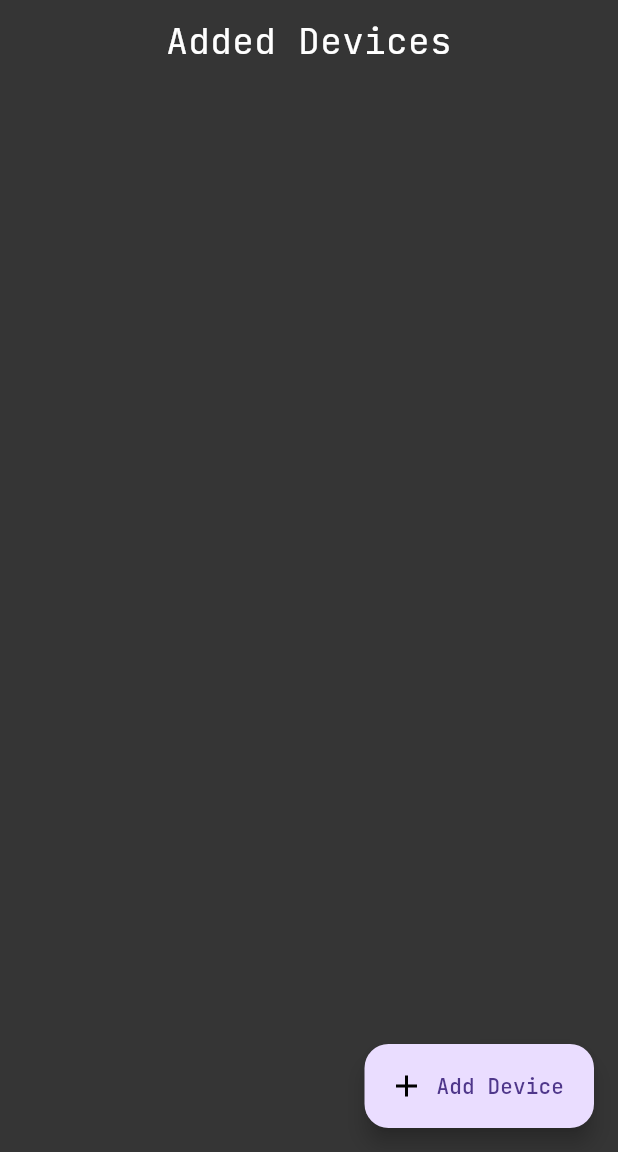
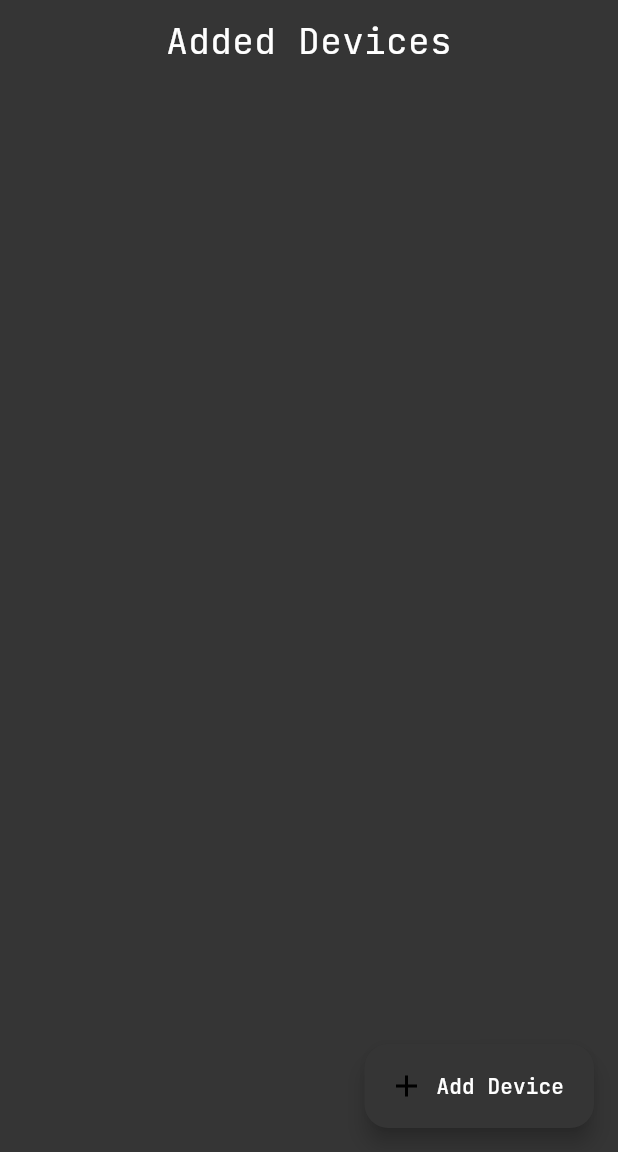
Before and after one commit to Theodor-Litt-Schule-Neumunster/RePCC, a Flutter app: the screen it shows after launch, on a phone screen of 412 x 824 dp, the part 84-1236 px from its top. Run offline on Flutter 3.47's test engine with Material 3 defaults, Android fonts, the phone set to English and light mode, and no system bars; our stand-ins replace flutter_svg, multicast_dns.

Commit message:
register custom ColorScheme

```diff
--- a/App/repcc_android/lib/main.dart
+++ b/App/repcc_android/lib/main.dart
@@ -5,20 +5,19 @@ import 'package:repcc_android/screens/home.dart';
 
 final ColorScheme repccMain = ColorScheme (
   brightness: Brightness.dark,
-  primary: Color(0xFF353535), // ------------- What else to use? background/surface is a thing...
+  primary: Color(0xFF353535),
   onPrimary: Colors.white,
-  secondary: Color(0xFF202020), // ----------- Same Problem
+  secondary: Color(0xFF202020),
   onSecondary: Colors.white,
-  tertiary: Color(0xFF404040),  // ------------ Same Problem
+  tertiary: Color(0xFF404040),
   onTertiary: Colors.white,
   error: Color(0xFFc07a7a),
   onError: Colors.black87,
-  // background: Color(0xFF353535),
-  // onBackground: Colors.white,
+  background: Color(0xFF353535), // Background is a deprecated property in favor of surface, but we can still set it for compatibility
+  onBackground: Colors.white,
   surface: Color(0xFF353535),
   onSurface: Colors.white,
 );
-
 
 void main() {
   runApp(const MainApp());
@@ -31,7 +30,9 @@ class MainApp extends StatelessWidget {
   Widget build(BuildContext context) {
     return MaterialApp(
       theme: ThemeData(
+        colorScheme: repccMain,
         fontFamily: 'JetBrainsMono',
+        useMaterial3: true,
       ),
       debugShowCheckedModeBanner: false, // Disables the debug banner
       home: const HomeScreen(),
```
